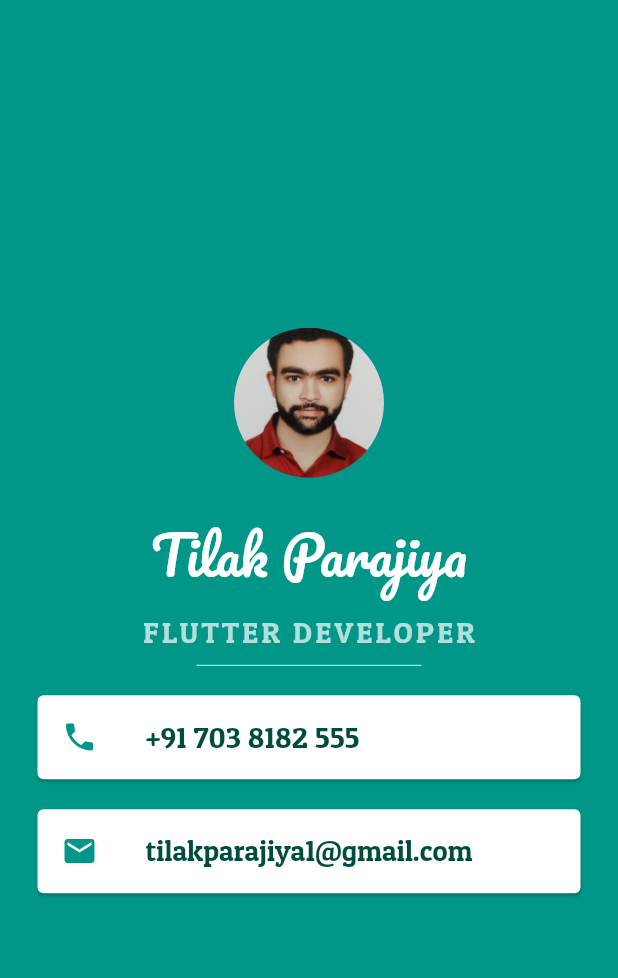
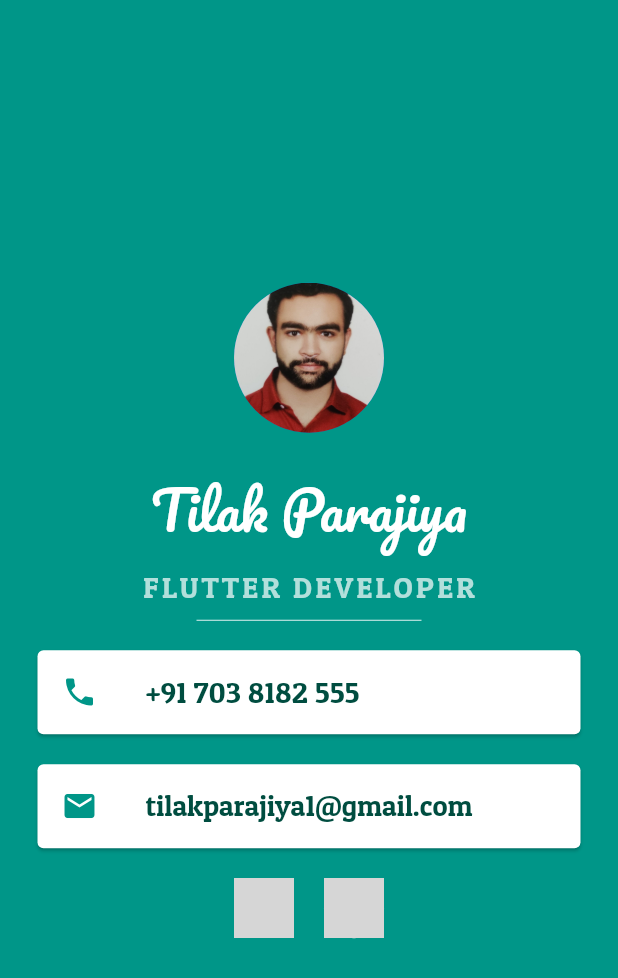
Before and after one commit to TilakParajiya/mi-card, a Flutter app: the screen it shows after launch, on a phone screen of 412 x 824 dp. Shown: the top 978 px of the screen. Run offline on Flutter 3.47's test engine with Material 2 defaults, Android fonts, the phone set to English and light mode, and no system bars; missing offline and left inert: mailto; network calls fail; grey boxes are pictures that could not be loaded.

```diff
--- a/lib/main.dart
+++ b/lib/main.dart
@@ -1,4 +1,6 @@
 import 'package:flutter/material.dart';
+import 'package:url_launcher/url_launcher_string.dart';
+import 'package:mailto/mailto.dart';
 
 void main() {
   runApp(
@@ -7,6 +9,9 @@ void main() {
 }
 
 class MyApp extends StatelessWidget {
+  String linkedin_url = 'https://www.linkedin.com/in/tilak-parajiya-15a8a019a';
+  String github_url = 'https://github.com/TilakParajiya';
+
   @override
   Widget build(BuildContext context) {
     return MaterialApp(
@@ -72,28 +77,56 @@ class MyApp extends StatelessWidget {
                   ),
                 ),
               ),
-              Card(
+              InkWell(
+                onTap: _launchMailto,
+                child: Card(
                   color: Colors.white,
                   margin: EdgeInsets.symmetric(
                     vertical: 10.0,
                     horizontal: 25.0,
                   ),
                   child: ListTile(
-                  // mainAxisAlignment: MainAxisAlignment.center,
-                  // mainAxisSize: MainAxisSize.min,
                     leading: Icon(
                       Icons.email,
                       color: Colors.teal,
                     ),
-
                     title: Text(
                       'tilakparajiya1@gmail.com',
                       style: TextStyle(
                         fontSize: 19.0,
                         fontFamily: 'PatuaOne',
-                        color: Colors.teal.shade900),
+                        color: Colors.teal.shade900,
                       ),
                     ),
+                  ),
+                ),
+              ),
+              Row(
+                mainAxisAlignment: MainAxisAlignment.center,
+                children: [
+                  InkWell(
+                    onTap: _launchGitURL,
+                    child: Container(
+                      margin: EdgeInsets.all(10),
+                      decoration: BoxDecoration(
+                        // color: Colors.white,
+                        borderRadius: BorderRadius.circular(25),
+                      ),
+                      child:Image(image: NetworkImage('https://w7.pngwing.com/pngs/914/758/png-transparent-github-social-media-computer-icons-logo-android-github-logo-computer-wallpaper-banner-thumbnail.png'),width: 40,height: 40,),
+                    ),
+                  ),
+                  InkWell(
+                    onTap: _launchLnkdnURL,
+                    child: Container(
+                      margin: EdgeInsets.all(10),
+                      decoration: BoxDecoration(
+                        color: Colors.white,
+                        borderRadius: BorderRadius.circular(25),
+                      ),
+                      child:Image(image: NetworkImage('https://cdn-icons-png.flaticon.com/512/174/174857.png'),width: 40,height: 40,),
+                    ),
+                  ),
+                ],
               ),
             ],
           ),
@@ -101,4 +134,18 @@ class MyApp extends StatelessWidget {
       ),
     );
   }
+
+  void _launchGitURL() async => await canLaunchUrlString(github_url)
+        ? await launchUrlString(github_url)
+        : throw 'Could not launch $github_url';
+  void _launchLnkdnURL() async => await canLaunchUrlString(linkedin_url)
+        ? await launchUrlString(linkedin_url)
+        : throw 'Could not launch $linkedin_url';
+  final mailtoLink = Mailto(
+    to: ['tilakparajiya1@gmail.com'],
+  );
+  void _launchMailto() async => await canLaunchUrlString('$mailtoLink')
+      ? await launchUrlString('$mailtoLink')
+      : throw 'Could not launch $mailtoLink';
+
 }
--- a/pubspec.yaml
+++ b/pubspec.yaml
@@ -11,6 +11,8 @@ dependencies:
     sdk: flutter
 
   cupertino_icons: ^0.1.2
+  url_launcher: ^6.1.10
+  mailto: ^2.0.0
 
 dev_dependencies:
   flutter_test:
```
Lines whose indentation alone changed are shown as unchanged.
